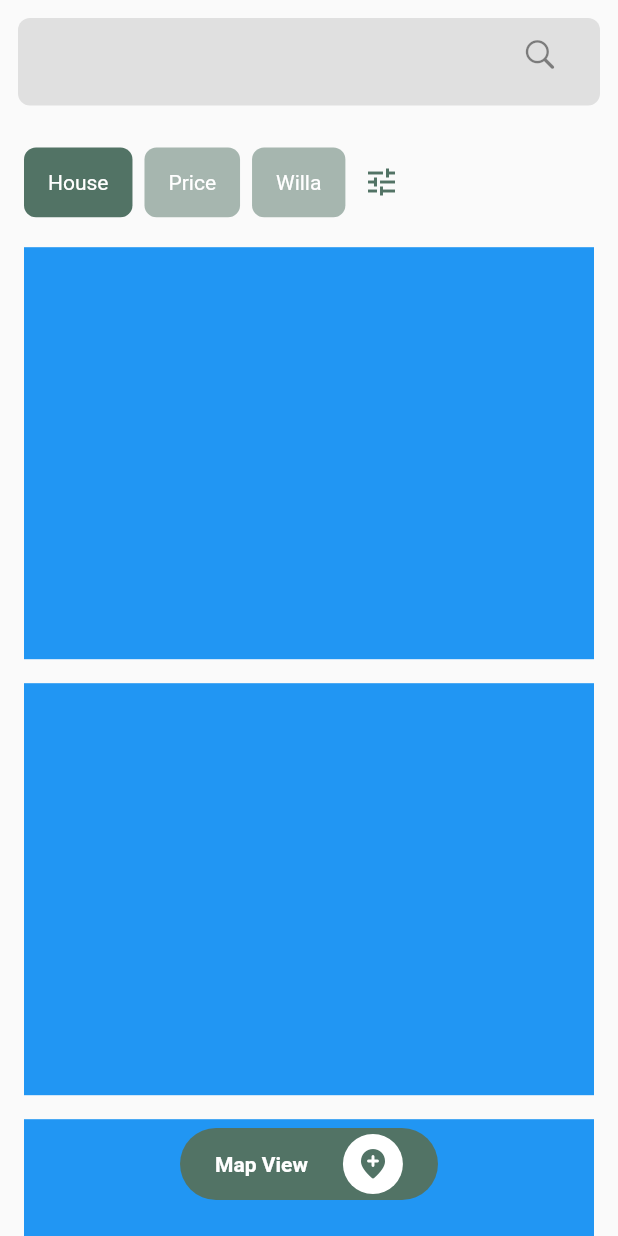
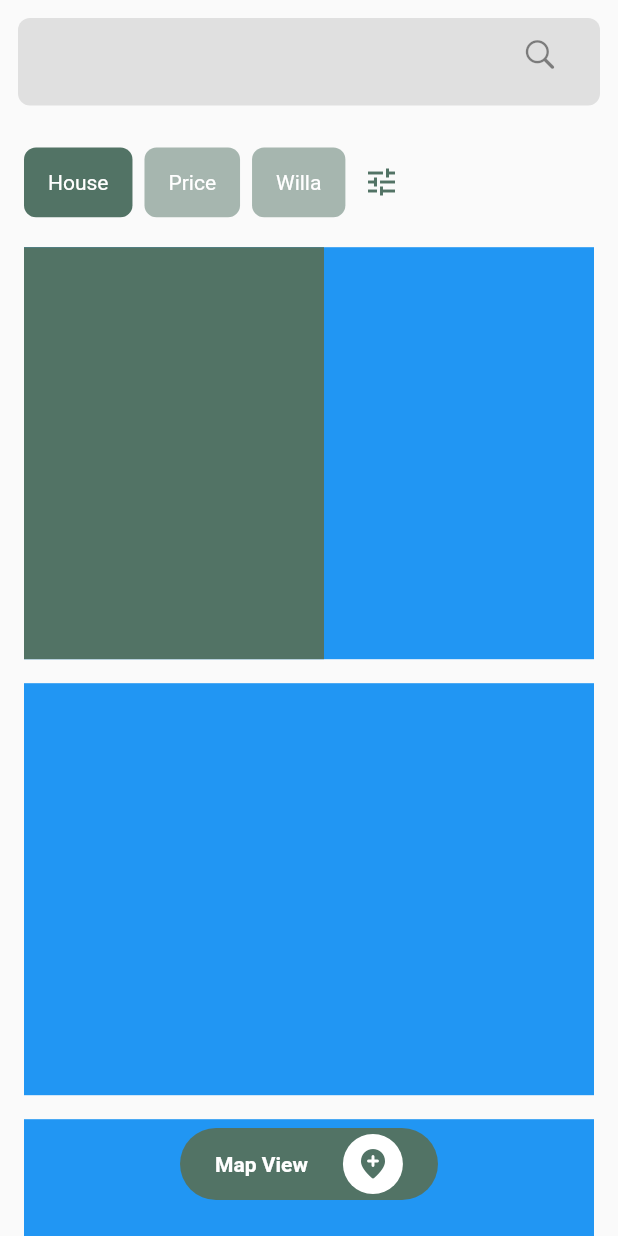
Before and after one commit to JAICHANGPARK/flutter_notebook_8th_story, a Flutter app: the screen it shows after launch, on a phone screen of 412 x 824 dp. Run offline on Flutter 3.47's test engine with Material 2 defaults, Android fonts, the phone set to English and light mode, and no system bars; our stand-ins replace badges, flutter_hooks, google_fonts, hooks_riverpod, state_notifier.

Commit message:
Update rental_main_page.dart

```diff
--- a/lib/ep585_rental_app/rental_main_page.dart
+++ b/lib/ep585_rental_app/rental_main_page.dart
@@ -142,6 +142,21 @@ class _RentalMainPageState extends State<RentalMainPage> {
                           margin: EdgeInsets.symmetric(horizontal: 16),
                           height: MediaQuery.of(context).size.height / 3,
                           decoration: BoxDecoration(color: Colors.blue),
+                          child: Stack(
+                            children: [
+                              Positioned(
+                                left: 0,
+                                bottom: 0,
+                                top: 0,
+                                child: Container(
+                                  width: 200,
+                                  decoration: BoxDecoration(
+                                    color: _appColor,
+                                  ),
+                                ),
+                              )
+                            ],
+                          ),
                         ),
                         SizedBox(
                           height: 16,
```
